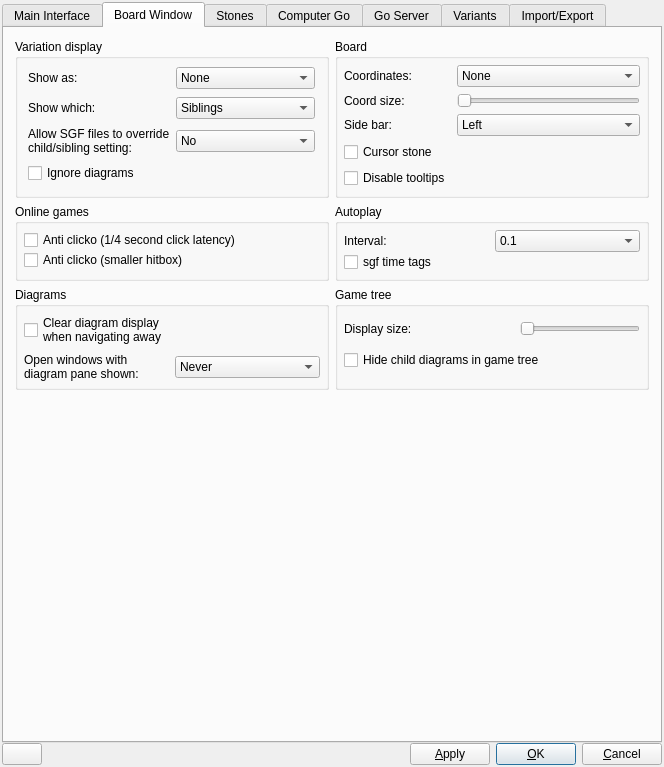
Old version of the form src/preferences_gui.ui in the repository bernds/q5Go.
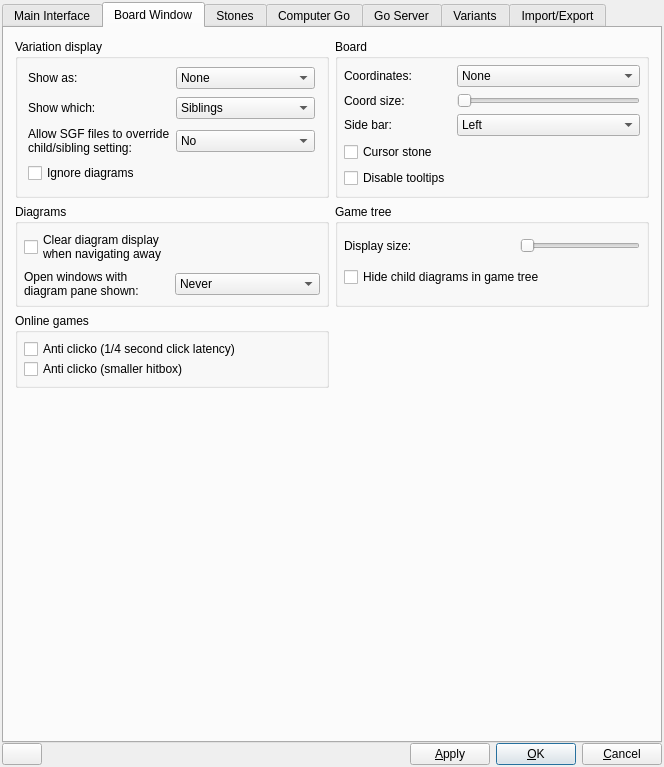
New version of the form. The open tabs and pages were chosen to show the change. Icons and pictures are not drawn. Custom widgets are drawn as their Qt base class.

Commit message:
Remove all remaining traces of the autoplay feature
I have some uses in mind for timers, and since autoplay never seemed important
enough to update to Qt5 up to this point, let's just get it out of the way.

What changed in the file:
```diff
--- a/src/preferences_gui.ui
+++ b/src/preferences_gui.ui
@@ -979,125 +979,6 @@
        <string>Board Window</string>
       </attribute>
       <layout class="QGridLayout">
-       <item row="1" column="2">
-        <widget class="QGroupBox" name="autoplayGroup">
-         <property name="title">
-          <string>Autoplay</string>
-         </property>
-         <layout class="QVBoxLayout">
-          <property name="spacing">
-           <number>0</number>
-          </property>
-          <property name="leftMargin">
-           <number>6</number>
-          </property>
-          <property name="topMargin">
-           <number>6</number>
-          </property>
-          <property name="rightMargin">
-           <number>6</number>
-          </property>
-          <property name="bottomMargin">
-           <number>6</number>
-          </property>
-          <item>
-           <layout class="QHBoxLayout">
-            <property name="spacing">
-             <number>6</number>
-            </property>
-            <property name="leftMargin">
-             <number>0</number>
-            </property>
-            <property name="topMargin">
-             <number>0</number>
-            </property>
-            <property name="rightMargin">
-             <number>0</number>
-            </property>
-            <property name="bottomMargin">
-             <number>0</number>
-            </property>
-            <item>
-             <widget class="QLabel" name="TextLabel2">
-              <property name="text">
-               <string>Interval:</string>
-              </property>
-              <property name="wordWrap">
-               <bool>false</bool>
-              </property>
-             </widget>
-            </item>
-            <item>
-             <widget class="QComboBox" name="timerComboBox">
-              <property name="focusPolicy">
-               <enum>Qt::TabFocus</enum>
-              </property>
-              <property name="toolTip">
-               <string>Time interval for autoplay</string>
-              </property>
-              <property name="whatsThis">
-               <string>Time interval for autoplay
-
-Delay between the moves in autoplay mode in seconds.</string>
-              </property>
-              <item>
-               <property name="text">
-                <string>0.1</string>
-               </property>
-              </item>
-              <item>
-               <property name="text">
-                <string>0.5</string>
-               </property>
-              </item>
-              <item>
-               <property name="text">
-                <string>1</string>
-               </property>
-              </item>
-              <item>
-               <property name="text">
-                <string>2.5</string>
-               </property>
-              </item>
-              <item>
-               <property name="text">
-                <string>5</string>
-               </property>
-              </item>
-              <item>
-               <property name="text">
-                <string>7.5</string>
-               </property>
-              </item>
-              <item>
-               <property name="text">
-                <string>10</string>
-               </property>
-              </item>
-             </widget>
-            </item>
-           </layout>
-          </item>
-          <item>
-           <widget class="QCheckBox" name="sgfTimeTagsCheckBox">
-            <property name="toolTip">
-             <string>use time info of input file</string>
-            </property>
-            <property name="whatsThis">
-             <string>sgf time tags
-
-Use time info of input file. The autoplay speed is same as recorded.
-If not available then interval time is used.</string>
-            </property>
-            <property name="text">
-             <string>sgf time tags</string>
-            </property>
-           </widget>
-          </item>
-         </layout>
-        </widget>
-       </item>
        <item row="0" column="2">
         <widget class="QGroupBox" name="boardButtonGroup">
          <property name="sizePolicy">
@@ -1265,65 +1146,6 @@
          </layout>
         </widget>
        </item>
-       <item row="1" column="0">
-        <widget class="QGroupBox" name="antiClickoGroup">
-         <property name="sizePolicy">
-          <sizepolicy hsizetype="Preferred" vsizetype="Preferred">
-           <horstretch>0</horstretch>
-           <verstretch>0</verstretch>
-          </sizepolicy>
-         </property>
-         <property name="toolTip">
-          <string>Options for preventing misclicks in online games</string>
-         </property>
-         <property name="title">
-          <string>Online games</string>
-         </property>
-         <layout class="QVBoxLayout">
-          <property name="spacing">
-           <number>0</number>
-          </property>
-          <property name="leftMargin">
-           <number>6</number>
-          </property>
-          <property name="topMargin">
-           <number>6</number>
-          </property>
-          <property name="rightMargin">
-           <number>6</number>
-          </property>
-          <property name="bottomMargin">
-           <number>6</number>
-          </property>
-          <item>
-           <widget class="QCheckBox" name="antiClickoCheckBox">
-            <property name="toolTip">
-             <string>If set, moves are only played if the mouse button is held down for a brief period</string>
-            </property>
-            <property name="whatsThis">
-             <string>Anti Clicko
-
-Check the box for setting an anti clicko delay (1/4 second) for on line games.
-If you press to enter a move on the board, the move will not be acknowledged if the mouse is released too early.</string>
-            </property>
-            <property name="text">
-             <string>Anti clicko (1/4 second click latency)</string>
-            </property>
-           </widget>
-          </item>
-          <item>
-           <widget class="QCheckBox" name="hitboxCheckBox">
-            <property name="toolTip">
-             <string>If set, moves are only played when the click is not too close to an edge between positions</string>
-            </property>
-            <property name="text">
-             <string>Anti clicko (smaller hitbox)</string>
-            </property>
-           </widget>
-          </item>
-         </layout>
-        </widget>
-       </item>
        <item row="0" column="0">
         <widget class="QGroupBox" name="GroupBox7">
          <property name="sizePolicy">
@@ -1639,6 +1461,65 @@
          </layout>
         </widget>
        </item>
+       <item row="3" column="0">
+        <widget class="QGroupBox" name="antiClickoGroup">
+         <property name="sizePolicy">
+          <sizepolicy hsizetype="Preferred" vsizetype="Preferred">
+           <horstretch>0</horstretch>
+           <verstretch>0</verstretch>
+          </sizepolicy>
+         </property>
+         <property name="toolTip">
+          <string>Options for preventing misclicks in online games</string>
+         </property>
+         <property name="title">
+          <string>Online games</string>
+         </property>
+         <layout class="QVBoxLayout">
+          <property name="spacing">
+           <number>0</number>
+          </property>
+          <property name="leftMargin">
+           <number>6</number>
+          </property>
+          <property name="topMargin">
+           <number>6</number>
+          </property>
+          <property name="rightMargin">
+           <number>6</number>
+          </property>
+          <property name="bottomMargin">
+           <number>6</number>
+          </property>
+          <item>
+           <widget class="QCheckBox" name="antiClickoCheckBox">
+            <property name="toolTip">
+             <string>If set, moves are only played if the mouse button is held down for a brief period</string>
+            </property>
+            <property name="whatsThis">
+             <string>Anti Clicko
+
+Check the box for setting an anti clicko delay (1/4 second) for on line games.
+If you press to enter a move on the board, the move will not be acknowledged if the mouse is released too early.</string>
+            </property>
+            <property name="text">
+             <string>Anti clicko (1/4 second click latency)</string>
+            </property>
+           </widget>
+          </item>
+          <item>
+           <widget class="QCheckBox" name="hitboxCheckBox">
+            <property name="toolTip">
+             <string>If set, moves are only played when the click is not too close to an edge between positions</string>
+            </property>
+            <property name="text">
+             <string>Anti clicko (smaller hitbox)</string>
+            </property>
+           </widget>
+          </item>
+         </layout>
+        </widget>
+       </item>
       </layout>
      </widget>
      <widget class="QWidget" name="tab">
```
Left out of the diff: 86 changed lines with no effect on the pictures. The commit also changes 6 other files.
